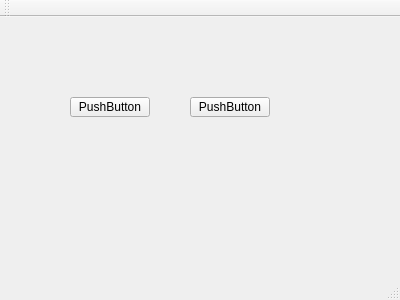
luohanqing0318/graduation-design, file MainLaunch_qt/mainwindow.ui: the form before one commit.
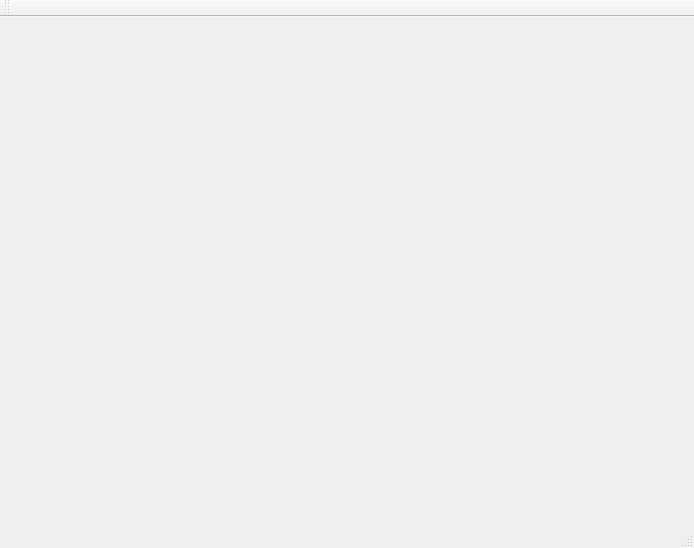
The form after the commit.

What changed in the file:
```diff
--- a/MainLaunch_qt/mainwindow.ui
+++ b/MainLaunch_qt/mainwindow.ui
@@ -6,41 +6,14 @@
    <rect>
     <x>0</x>
     <y>0</y>
-    <width>400</width>
-    <height>300</height>
+    <width>694</width>
+    <height>548</height>
    </rect>
   </property>
   <property name="windowTitle">
    <string>MainWindow</string>
   </property>
-  <widget class="QWidget" name="centralWidget">
-   <widget class="QPushButton" name="pushButton">
-    <property name="geometry">
-     <rect>
-      <x>70</x>
-      <y>80</y>
-      <width>80</width>
-      <height>20</height>
-     </rect>
-    </property>
-    <property name="text">
-     <string>PushButton</string>
-    </property>
-   </widget>
-   <widget class="QPushButton" name="pushButton_2">
-    <property name="geometry">
-     <rect>
-      <x>190</x>
-      <y>80</y>
-      <width>80</width>
-      <height>20</height>
-     </rect>
-    </property>
-    <property name="text">
-     <string>PushButton</string>
-    </property>
-   </widget>
-  </widget>
+  <widget class="QWidget" name="centralWidget"/>
   <widget class="QMenuBar" name="menuBar">
    <property name="geometry">
     <rect>
```
Left out of the diff: 4 changed lines with no effect on the pictures.
